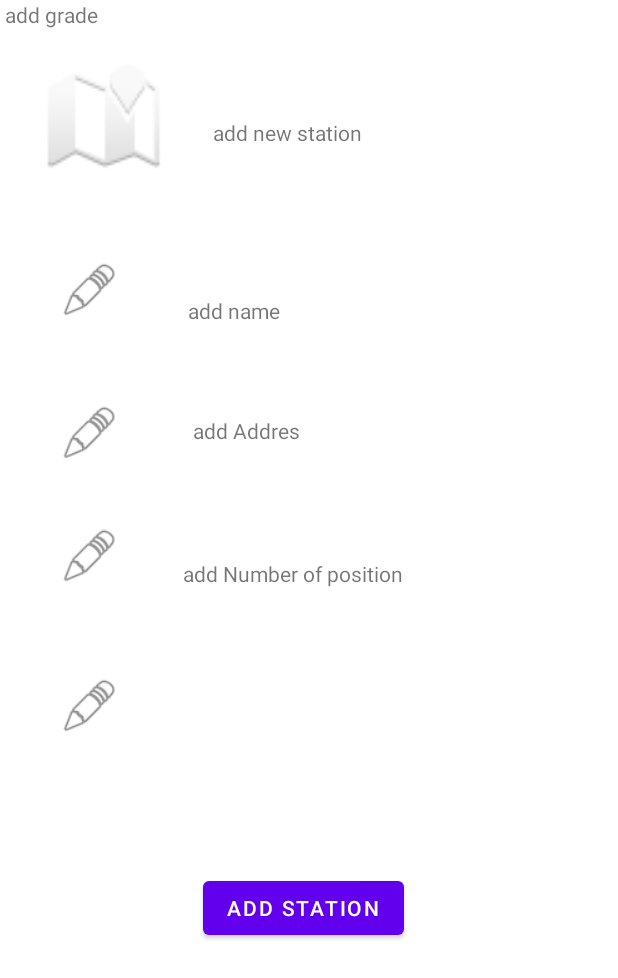
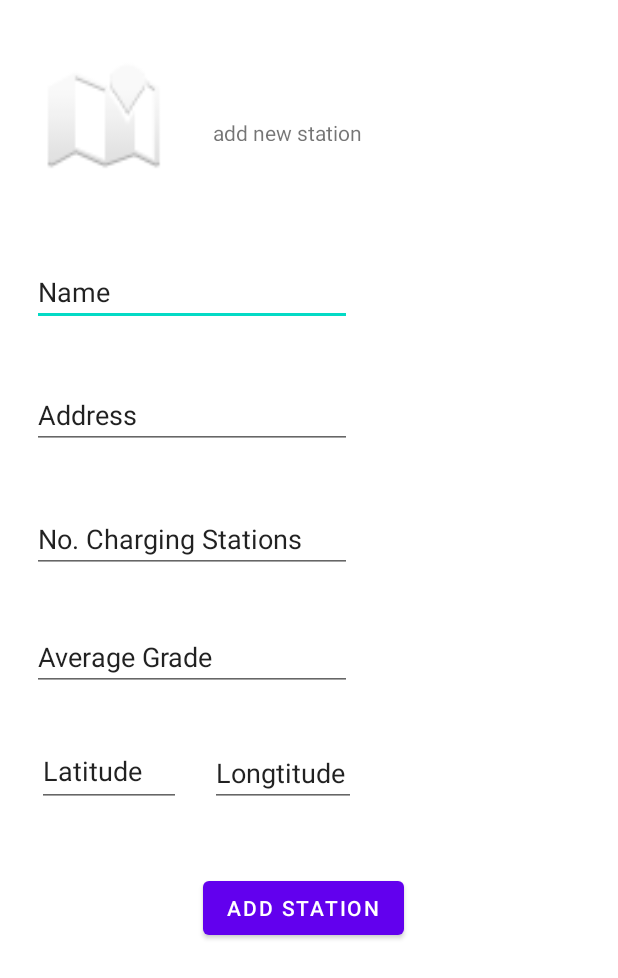
Before and after one commit to 20shaked20/EV-SC, an Android app: the layout add_station.xml on its own in the app's theme, with its tools: preview values and no code run, on a phone screen of 412 x 824 dp. Shown: the top 978 px of the screen. Run offline under Robolectric (Android 15) with nearby library versions, the phone set to English and light mode, and no system bars.

Commit message:
Add station to database

```diff
--- a/app/src/main/AndroidManifest.xml
+++ b/app/src/main/AndroidManifest.xml
@@ -41,6 +41,7 @@
         <activity android:name=".Register.RegisterScreen" />
 
         <activity android:name=".Home.HomeScreen" />
+        <activity android:name=".Home.Station.AddStation"/>
 
 
     </application>
--- a/app/src/main/res/layout/add_station.xml
+++ b/app/src/main/res/layout/add_station.xml
@@ -17,100 +17,8 @@
         app:layout_constraintVertical_bias="0.05"
         app:srcCompat="@android:drawable/ic_dialog_map" />
 
-    <TextView
-        android:id="@+id/add_grade_of_station3"
-        android:layout_width="wrap_content"
-        android:layout_height="wrap_content"
-        android:text=" add grade"
-        tools:layout_editor_absoluteX="118dp"
-        tools:layout_editor_absoluteY="406dp" />
-
-    <TextView
-        android:id="@+id/add_number_of_position3"
-        android:layout_width="wrap_content"
-        android:layout_height="wrap_content"
-        android:text=" add Number of position"
-        app:layout_constraintBottom_toBottomOf="parent"
-        app:layout_constraintEnd_toEndOf="parent"
-        app:layout_constraintHorizontal_bias="0.453"
-        app:layout_constraintStart_toStartOf="parent"
-        app:layout_constraintTop_toTopOf="parent"
-        app:layout_constraintVertical_bias="0.463" />
-
-    <TextView
-        android:id="@+id/add_Addres3"
-        android:layout_width="wrap_content"
-        android:layout_height="wrap_content"
-        android:text=" add Addres"
-        app:layout_constraintBottom_toBottomOf="parent"
-        app:layout_constraintEnd_toEndOf="parent"
-        app:layout_constraintHorizontal_bias="0.372"
-        app:layout_constraintStart_toStartOf="parent"
-        app:layout_constraintTop_toTopOf="parent"
-        app:layout_constraintVertical_bias="0.345" />
-
-    <TextView
-        android:id="@+id/add_name3"
-        android:layout_width="wrap_content"
-        android:layout_height="wrap_content"
-        android:text="add name"
-        app:layout_constraintBottom_toBottomOf="parent"
-        app:layout_constraintEnd_toEndOf="parent"
-        app:layout_constraintHorizontal_bias="0.358"
-        app:layout_constraintStart_toStartOf="parent"
-        app:layout_constraintTop_toTopOf="parent"
-        app:layout_constraintVertical_bias="0.245" />
-
-    <ImageView
-        android:id="@+id/imageView87"
-        android:layout_width="47dp"
-        android:layout_height="40dp"
-        app:layout_constraintBottom_toBottomOf="parent"
-        app:layout_constraintEnd_toEndOf="parent"
-        app:layout_constraintHorizontal_bias="0.098"
-        app:layout_constraintStart_toStartOf="parent"
-        app:layout_constraintTop_toTopOf="parent"
-        app:layout_constraintVertical_bias="0.575"
-        app:srcCompat="@android:drawable/ic_menu_edit" />
-
-    <ImageView
-        android:id="@+id/imageView86"
-        android:layout_width="47dp"
-        android:layout_height="40dp"
-        app:layout_constraintBottom_toBottomOf="parent"
-        app:layout_constraintEnd_toEndOf="parent"
-        app:layout_constraintHorizontal_bias="0.098"
-        app:layout_constraintStart_toStartOf="parent"
-        app:layout_constraintTop_toTopOf="parent"
-        app:layout_constraintVertical_bias="0.447"
-        app:srcCompat="@android:drawable/ic_menu_edit" />
-
-    <ImageView
-        android:id="@+id/imageView83"
-        android:layout_width="47dp"
-        android:layout_height="40dp"
-        app:layout_constraintBottom_toTopOf="@+id/imageView87"
-        app:layout_constraintEnd_toEndOf="parent"
-        app:layout_constraintHorizontal_bias="0.098"
-        app:layout_constraintStart_toStartOf="parent"
-        app:layout_constraintTop_toTopOf="parent"
-        app:layout_constraintVertical_bias="0.654"
-        app:srcCompat="@android:drawable/ic_menu_edit" />
-
-    <ImageView
-        android:id="@+id/imageView79"
-        android:layout_width="47dp"
-        android:layout_height="40dp"
-        app:layout_constraintBottom_toBottomOf="parent"
-        app:layout_constraintEnd_toEndOf="parent"
-        app:layout_constraintHorizontal_bias="0.098"
-        app:layout_constraintStart_toStartOf="parent"
-        app:layout_constraintTop_toTopOf="parent"
-        app:layout_constraintVertical_bias="0.221"
-        app:srcCompat="@android:drawable/ic_menu_edit" />
-
     <Button
-        android:id="@+id/button3"
+        android:id="@+id/add_station_button"
         android:layout_width="wrap_content"
         android:layout_height="wrap_content"
         android:text="add station"
@@ -132,4 +40,90 @@
         app:layout_constraintStart_toStartOf="parent"
         app:layout_constraintTop_toTopOf="parent"
         app:layout_constraintVertical_bias="0.097" />
+
+    <EditText
+        android:id="@+id/station_name"
+        android:layout_width="wrap_content"
+        android:layout_height="wrap_content"
+        android:ems="10"
+        android:inputType="textPersonName"
+        android:text="Name"
+        app:layout_constraintBottom_toBottomOf="parent"
+        app:layout_constraintEnd_toEndOf="parent"
+        app:layout_constraintHorizontal_bias="0.109"
+        app:layout_constraintStart_toStartOf="parent"
+        app:layout_constraintTop_toTopOf="parent"
+        app:layout_constraintVertical_bias="0.221" />
+
+    <EditText
+        android:id="@+id/station_address"
+        android:layout_width="wrap_content"
+        android:layout_height="wrap_content"
+        android:ems="10"
+        android:inputType="textPersonName"
+        android:text="Address"
+        app:layout_constraintBottom_toBottomOf="parent"
+        app:layout_constraintEnd_toEndOf="parent"
+        app:layout_constraintHorizontal_bias="0.109"
+        app:layout_constraintStart_toStartOf="parent"
+        app:layout_constraintTop_toTopOf="parent"
+        app:layout_constraintVertical_bias="0.326" />
+
+    <EditText
+        android:id="@+id/station_charging"
+        android:layout_width="wrap_content"
+        android:layout_height="wrap_content"
+        android:ems="10"
+        android:inputType="number"
+        android:text="No. Charging Stations"
+        android:textAppearance="@style/TextAppearance.AppCompat.Medium"
+        app:layout_constraintBottom_toBottomOf="parent"
+        app:layout_constraintEnd_toEndOf="parent"
+        app:layout_constraintHorizontal_bias="0.109"
+        app:layout_constraintStart_toStartOf="parent"
+        app:layout_constraintTop_toTopOf="parent"
+        app:layout_constraintVertical_bias="0.432" />
+
+    <EditText
+        android:id="@+id/station_avg_grade"
+        android:layout_width="wrap_content"
+        android:layout_height="wrap_content"
+        android:ems="10"
+        android:inputType="number"
+        android:text="Average Grade"
+        app:layout_constraintBottom_toBottomOf="parent"
+        app:layout_constraintEnd_toEndOf="parent"
+        app:layout_constraintHorizontal_bias="0.109"
+        app:layout_constraintStart_toStartOf="parent"
+        app:layout_constraintTop_toTopOf="parent"
+        app:layout_constraintVertical_bias="0.533" />
+
+    <EditText
+        android:id="@+id/station_latitude"
+        android:layout_width="96dp"
+        android:layout_height="47dp"
+        android:ems="10"
+        android:inputType="number"
+        android:text="Latitude"
+        app:layout_constraintBottom_toBottomOf="parent"
+        app:layout_constraintEnd_toEndOf="parent"
+        app:layout_constraintHorizontal_bias="0.078"
+        app:layout_constraintStart_toStartOf="parent"
+        app:layout_constraintTop_toTopOf="parent"
+        app:layout_constraintVertical_bias="0.632" />
+
+    <EditText
+        android:id="@+id/station_longtitude"
+        android:layout_width="97dp"
+        android:layout_height="45dp"
+        android:ems="10"
+        android:inputType="number"
+        android:text="Longtitude"
+        app:layout_constraintBottom_toBottomOf="parent"
+        app:layout_constraintEnd_toEndOf="parent"
+        app:layout_constraintHorizontal_bias="0.445"
+        app:layout_constraintStart_toStartOf="parent"
+        app:layout_constraintTop_toTopOf="parent"
+        app:layout_constraintVertical_bias="0.633" />
+
 </androidx.constraintlayout.widget.ConstraintLayout>
```
Also changed, not shown: app/src/main/java/com/example/ev_sc/Home/Station/AddStation.java (added, +99 -0 lines), app/src/main/java/com/example/ev_sc/Home/Station/StationInterface.java (+4 -4 lines), app/src/main/java/com/example/ev_sc/Home/Station/StationObj.java (+21 -18 lines), app/src/main/java/com/example/ev_sc/Login/LoginScreen.java (+14 -0 lines), app/src/main/res/layout/login.xml (+12 -0 lines).
